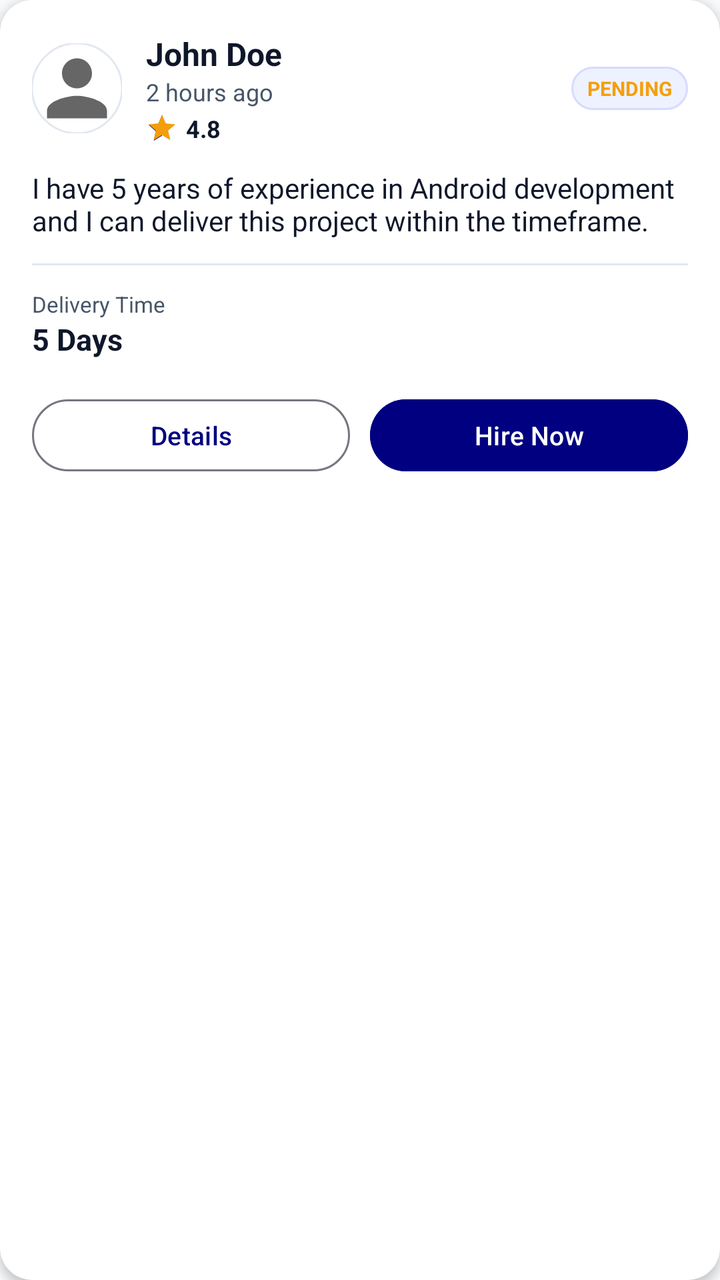
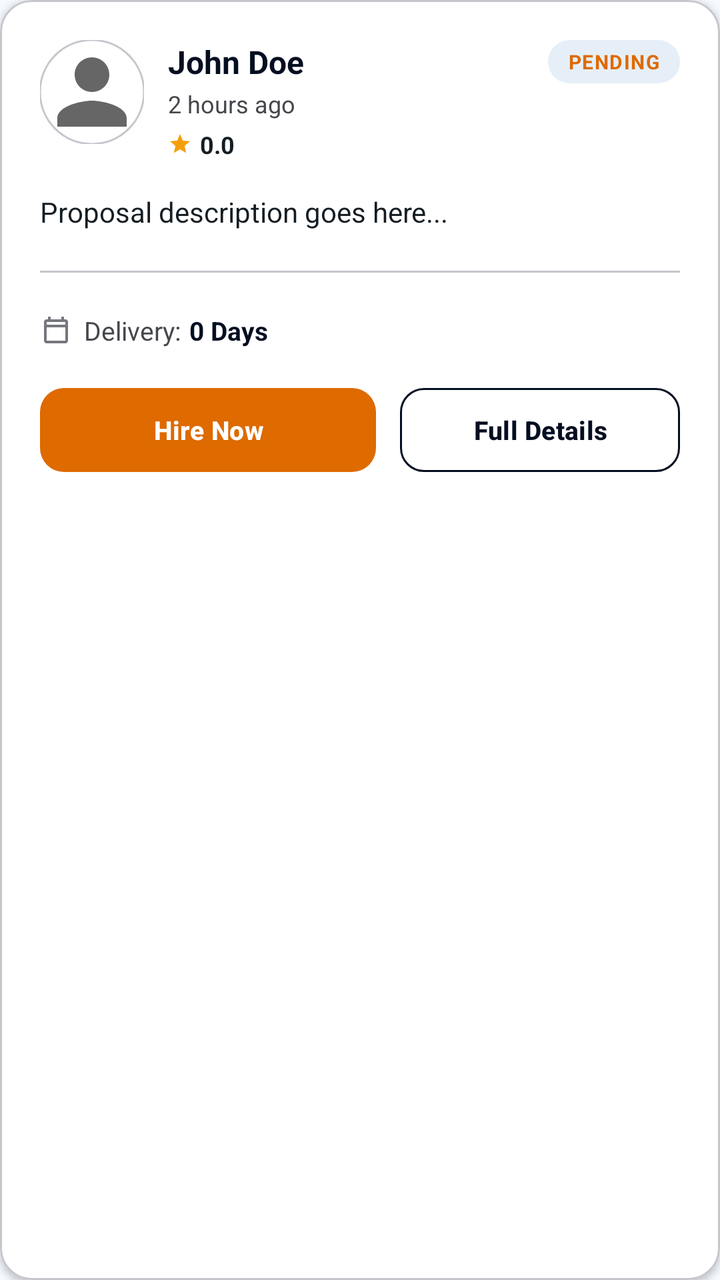

Screens rendered from an Android XML layout before and after an edit, with the pre-edit source and the edit as a unified diff.
<!-- AndroidManifest.xml: application theme Theme.MiniJobHunt -->
<!-- res/layout/item_client_proposal.xml -->
<?xml version="1.0" encoding="utf-8"?>
<androidx.cardview.widget.CardView
    xmlns:android="http://schemas.android.com/apk/res/android"
    xmlns:app="http://schemas.android.com/apk/res-auto"
    android:layout_width="match_parent"
    android:layout_height="wrap_content"
    android:layout_marginHorizontal="12dp"
    android:layout_marginVertical="8dp"
    app:cardCornerRadius="16dp"
    app:cardElevation="3dp"
    app:cardBackgroundColor="@color/surface">

    <LinearLayout
        android:layout_width="match_parent"
        android:layout_height="wrap_content"
        android:orientation="vertical"
        android:padding="16dp">

        
        <LinearLayout
            android:layout_width="match_parent"
            android:layout_height="wrap_content"
            android:orientation="horizontal"
            android:gravity="center_vertical">

            <com.google.android.material.imageview.ShapeableImageView
                android:id="@+id/imgFreelancerProfile"
                android:layout_width="45dp"
                android:layout_height="45dp"
                android:scaleType="centerCrop"
                android:src="@drawable/ic_profile"
                app:shapeAppearanceOverlay="@style/CircleImage"
                app:strokeColor="@color/divider"
                app:strokeWidth="1dp" />

            <LinearLayout
                android:layout_width="0dp"
                android:layout_height="wrap_content"
                android:layout_weight="1"
                android:orientation="vertical"
                android:layout_marginStart="12dp">

                <LinearLayout
                    android:layout_width="wrap_content"
                    android:layout_height="wrap_content"
                    android:orientation="horizontal"
                    android:gravity="center_vertical">

                    <TextView
                        android:id="@+id/txtFreelancerName"
                        android:layout_width="wrap_content"
                        android:layout_height="wrap_content"
                        android:text="John Doe"
                        android:textColor="@color/text_primary"
                        android:textStyle="bold"
                        android:textSize="16sp" />

                    <ImageView
                        android:id="@+id/imgVerifiedBadge"
                        android:layout_width="18dp"
                        android:layout_height="18dp"
                        android:layout_marginStart="6dp"
                        android:src="@drawable/ic_verified"
                        android:visibility="gone"
                        android:contentDescription="Verified"/>

                </LinearLayout>

                <TextView
                    android:id="@+id/txtProposalDate"
                    android:layout_width="wrap_content"
                    android:layout_height="wrap_content"
                    android:text="2 hours ago"
                    android:textColor="@color/text_secondary"
                    android:textSize="12sp" />

                <LinearLayout
                    android:layout_width="wrap_content"
                    android:layout_height="wrap_content"
                    android:orientation="horizontal"
                    android:gravity="center_vertical"
                    android:layout_marginTop="2dp">

                    <RatingBar
                        android:id="@+id/ratingBar"
                        style="@style/Widget.AppCompat.RatingBar.Small"
                        android:layout_width="wrap_content"
                        android:layout_height="wrap_content"
                        android:numStars="1"
                        android:rating="1"
                        android:progressTint="@color/warning"/>

                    <TextView
                        android:id="@+id/txtRating"
                        android:layout_width="wrap_content"
                        android:layout_height="wrap_content"
                        android:text="4.8"
                        android:textColor="@color/text_primary"
                        android:textStyle="bold"
                        android:textSize="12sp"
                        android:layout_marginStart="4dp"/>

                </LinearLayout>

            </LinearLayout>

            <TextView
                android:id="@+id/txtStatus"
                android:layout_width="wrap_content"
                android:layout_height="wrap_content"
                android:text="PENDING"
                android:textSize="10sp"
                android:textStyle="bold"
                android:textColor="@color/warning"
                android:paddingHorizontal="8dp"
                android:paddingVertical="4dp"
                android:background="@drawable/bg_chip" />

        </LinearLayout>

        
        <TextView
            android:id="@+id/txtDescription"
            android:layout_width="match_parent"
            android:layout_height="wrap_content"
            android:layout_marginTop="12dp"
            android:text="I have 5 years of experience in Android development and I can deliver this project within the timeframe."
            android:textColor="@color/text_primary"
            android:textSize="14sp"
            android:maxLines="3"
            android:ellipsize="end" />

        <View
            android:layout_width="match_parent"
            android:layout_height="1dp"
            android:layout_marginVertical="12dp"
            android:background="@color/divider" />

        
        <LinearLayout
            android:layout_width="match_parent"
            android:layout_height="wrap_content"
            android:orientation="horizontal">

            <LinearLayout
                android:layout_width="0dp"
                android:layout_height="wrap_content"
                android:layout_weight="1"
                android:orientation="vertical">

                <TextView
                    android:layout_width="wrap_content"
                    android:layout_height="wrap_content"
                    android:text="Delivery Time"
                    android:textColor="@color/text_secondary"
                    android:textSize="11sp" />

                <TextView
                    android:id="@+id/txtTime"
                    android:layout_width="wrap_content"
                    android:layout_height="wrap_content"
                    android:text="5 Days"
                    android:textColor="@color/text_primary"
                    android:textStyle="bold"
                    android:textSize="15sp" />

            </LinearLayout>

        </LinearLayout>

        
        <LinearLayout
            android:layout_width="match_parent"
            android:layout_height="wrap_content"
            android:layout_marginTop="16dp"
            android:orientation="horizontal">

            <Button
                android:id="@+id/btnViewDetails"
                android:layout_width="0dp"
                android:layout_height="44dp"
                android:layout_weight="1"
                android:text="Details"
                android:textAllCaps="false"
                android:textSize="13sp"
                style="?attr/materialButtonOutlinedStyle" />

            <Button
                android:id="@+id/btnHire"
                android:layout_width="0dp"
                android:layout_height="44dp"
                android:layout_weight="1"
                android:layout_marginStart="10dp"
                android:text="Hire Now"
                android:textAllCaps="false"
                android:textSize="13sp"
                android:backgroundTint="@color/primary"
                android:textColor="@android:color/white" />

        </LinearLayout>

    </LinearLayout>

</androidx.cardview.widget.CardView>
<!-- resources referenced by this layout -->
<resources>
  <color name="divider">#E2E8F0</color>
  <color name="primary">#000080</color>
  <color name="surface">#FFFFFF</color>
  <color name="text_primary">#0F172A</color>
  <color name="text_secondary">#475569</color>
  <color name="warning">#F59E0B</color>
  <!-- drawable bg_chip (drawable) -->
  <shape xmlns:android="http://schemas.android.com/apk/res/android">
      <solid android:color="#EEF2FF"/>
      <corners android:radius="50dp"/>
      <stroke
          android:width="1dp"
          android:color="#D6DBFF"/>
  </shape>
  <color name="info">#000080</color>
  <style name="Base.Theme.MiniJobHunt" parent="Theme.Material3.DayNight.NoActionBar">
          <item name="colorPrimary">@color/primary</item>
          <item name="colorOnPrimary">@color/white</item>
          <item name="colorPrimaryContainer">@color/primary_light</item>
          <item name="colorOnPrimaryContainer">@color/primary_dark</item>
  
          <item name="colorSecondary">@color/info</item>
          <item name="colorOnSecondary">@color/white</item>
  
          <item name="android:windowBackground">@color/background</item>
          <item name="android:statusBarColor">@color/background</item>
          <item name="android:windowLightStatusBar">true</item>
  
          
          <item name="textAppearanceHeadlineLarge">@style/AppText.HeadlineLarge</item>
          <item name="textAppearanceTitleMedium">@style/AppText.TitleMedium</item>
          <item name="textAppearanceBodyLarge">@style/AppText.BodyLarge</item>
      </style>
  <color name="primary_light">#E6E6FF</color>
  <color name="primary_dark">#000066</color>
  <color name="background">#F8FAFC</color>
  <style name="AppText.HeadlineLarge">
          <item name="android:textSize">30sp</item>
          <item name="android:textStyle">bold</item>
          <item name="android:textColor">@color/text_primary</item>
          <item name="android:letterSpacing">-0.02</item>
      </style>
  <!-- unchanged entries left out for length: 7 -->
</resources>

<!-- the commit's change to res/layout/item_client_proposal.xml (unified diff, before → after) -->
@@ -1,44 +1,45 @@
 <?xml version="1.0" encoding="utf-8"?>
-<androidx.cardview.widget.CardView
+<com.google.android.material.card.MaterialCardView
     xmlns:android="http://schemas.android.com/apk/res/android"
     xmlns:app="http://schemas.android.com/apk/res-auto"
+    xmlns:tools="http://schemas.android.com/tools"
     android:layout_width="match_parent"
     android:layout_height="wrap_content"
-    android:layout_marginHorizontal="12dp"
+    android:layout_marginHorizontal="16dp"
     android:layout_marginVertical="8dp"
     app:cardCornerRadius="16dp"
-    app:cardElevation="3dp"
-    app:cardBackgroundColor="@color/surface">
+    app:cardElevation="2dp"
+    app:strokeWidth="1dp"
+    app:strokeColor="@color/outline_variant"
+    app:cardBackgroundColor="@color/white">
 
     <LinearLayout
         android:layout_width="match_parent"
         android:layout_height="wrap_content"
         android:orientation="vertical"
-        android:padding="16dp">
+        android:padding="20dp">
 
         
-        <LinearLayout
-            android:layout_width="match_parent"
-            android:layout_height="wrap_content"
-            android:orientation="horizontal"
-            android:gravity="center_vertical">
+        <RelativeLayout
+            android:layout_width="match_parent"
+            android:layout_height="wrap_content">
 
             <com.google.android.material.imageview.ShapeableImageView
                 android:id="@+id/imgFreelancerProfile"
-                android:layout_width="45dp"
-                android:layout_height="45dp"
+                android:layout_width="52dp"
+                android:layout_height="52dp"
                 android:scaleType="centerCrop"
                 android:src="@drawable/ic_profile"
                 app:shapeAppearanceOverlay="@style/CircleImage"
-                app:strokeColor="@color/divider"
+                app:strokeColor="@color/outline_variant"
                 app:strokeWidth="1dp" />
 
             <LinearLayout
-                android:layout_width="0dp"
-                android:layout_height="wrap_content"
-                android:layout_weight="1"
-                android:orientation="vertical"
-                android:layout_marginStart="12dp">
+                android:layout_width="wrap_content"
+                android:layout_height="wrap_content"
+                android:layout_marginStart="12dp"
+                android:layout_toEndOf="@id/imgFreelancerProfile"
+                android:orientation="vertical">
 
                 <LinearLayout
                     android:layout_width="wrap_content"
@@ -51,18 +52,18 @@
                         android:layout_width="wrap_content"
                         android:layout_height="wrap_content"
                         android:text="John Doe"
-                        android:textColor="@color/text_primary"
+                        android:textColor="@color/primary"
                         android:textStyle="bold"
                         android:textSize="16sp" />
 
                     <ImageView
                         android:id="@+id/imgVerifiedBadge"
-                        android:layout_width="18dp"
-                        android:layout_height="18dp"
+                        android:layout_width="16dp"
+                        android:layout_height="16dp"
                         android:layout_marginStart="6dp"
                         android:src="@drawable/ic_verified"
                         android:visibility="gone"
-                        android:contentDescription="Verified"/>
+                        app:tint="@color/orange_primary" />
 
                 </LinearLayout>
 
@@ -70,6 +71,7 @@
                     android:id="@+id/txtProposalDate"
                     android:layout_width="wrap_content"
                     android:layout_height="wrap_content"
+                    android:layout_marginTop="2dp"
                     android:text="2 hours ago"
                     android:textColor="@color/text_secondary"
                     android:textSize="12sp" />
@@ -79,22 +81,19 @@
                     android:layout_height="wrap_content"
                     android:orientation="horizontal"
                     android:gravity="center_vertical"
-                    android:layout_marginTop="2dp">
-
-                    <RatingBar
-                        android:id="@+id/ratingBar"
-                        style="@style/Widget.AppCompat.RatingBar.Small"
-                        android:layout_width="wrap_content"
-                        android:layout_height="wrap_content"
-                        android:numStars="1"
-                        android:rating="1"
-                        android:progressTint="@color/warning"/>
+                    android:layout_marginTop="4dp">
+
+                    <ImageView
+                        android:layout_width="12dp"
+                        android:layout_height="12dp"
+                        android:src="@drawable/ic_star"
+                        app:tint="@color/warning" />
 
                     <TextView
                         android:id="@+id/txtRating"
                         android:layout_width="wrap_content"
                         android:layout_height="wrap_content"
-                        android:text="4.8"
+                        android:text="0.0"
                         android:textColor="@color/text_primary"
                         android:textStyle="bold"
                         android:textSize="12sp"
@@ -108,63 +107,66 @@
                 android:id="@+id/txtStatus"
                 android:layout_width="wrap_content"
                 android:layout_height="wrap_content"
+                android:layout_alignParentEnd="true"
                 android:text="PENDING"
                 android:textSize="10sp"
                 android:textStyle="bold"
-                android:textColor="@color/warning"
-                android:paddingHorizontal="8dp"
+                android:textColor="@color/orange_primary"
+                android:paddingHorizontal="10dp"
                 android:paddingVertical="4dp"
-                android:background="@drawable/bg_chip" />
-
-        </LinearLayout>
-
-        
+                android:background="@drawable/bg_chip_light"
+                android:letterSpacing="0.05" />
+
+        </RelativeLayout>
+
         <TextView
             android:id="@+id/txtDescription"
             android:layout_width="match_parent"
             android:layout_height="wrap_content"
-            android:layout_marginTop="12dp"
-            android:text="I have 5 years of experience in Android development and I can deliver this project within the timeframe."
+            android:layout_marginTop="16dp"
+            android:text="Proposal description goes here..."
             android:textColor="@color/text_primary"
             android:textSize="14sp"
             android:maxLines="3"
-            android:ellipsize="end" />
+            android:ellipsize="end"
+            android:lineHeight="20dp" />
 
         <View
             android:layout_width="match_parent"
             android:layout_height="1dp"
-            android:layout_marginVertical="12dp"
-            android:background="@color/divider" />
+            android:layout_marginVertical="20dp"
+            android:background="@color/outline_variant" />
 
         
         <LinearLayout
             android:layout_width="match_parent"
             android:layout_height="wrap_content"
-            android:orientation="horizontal">
-
-            <LinearLayout
-                android:layout_width="0dp"
-                android:layout_height="wrap_content"
-                android:layout_weight="1"
-                android:orientation="vertical">
-
-                <TextView
-                    android:layout_width="wrap_content"
-                    android:layout_height="wrap_content"
-                    android:text="Delivery Time"
-                    android:textColor="@color/text_secondary"
-                    android:textSize="11sp" />
-
-                <TextView
-                    android:id="@+id/txtTime"
-                    android:layout_width="wrap_content"
-                    android:layout_height="wrap_content"
-                    android:text="5 Days"
-                    android:textColor="@color/text_primary"
-                    android:textStyle="bold"
-                    android:textSize="15sp" />
-
-            </LinearLayout>
+            android:orientation="horizontal"
+            android:gravity="center_vertical">
+
+            <ImageView
+                android:layout_width="16dp"
+                android:layout_height="16dp"
+                android:src="@drawable/ic_calendar"
+                app:tint="@color/text_muted" />
+
+            <TextView
+                android:layout_width="wrap_content"
+                android:layout_height="wrap_content"
+                android:layout_marginStart="6dp"
+                android:text="Delivery:"
+                android:textColor="@color/text_secondary"
+                android:textSize="13sp" />
+
+            <TextView
+                android:id="@+id/txtTime"
+                android:layout_width="wrap_content"
+                android:layout_height="wrap_content"
+                android:layout_marginStart="4dp"
+                android:text="0 Days"
+                android:textColor="@color/primary"
+                android:textStyle="bold"
+                android:textSize="13sp" />
 
         </LinearLayout>
 
@@ -172,33 +174,32 @@
         <LinearLayout
             android:layout_width="match_parent"
             android:layout_height="wrap_content"
-            android:layout_marginTop="16dp"
+            android:layout_marginTop="20dp"
             android:orientation="horizontal">
 
-            <Button
-                android:id="@+id/btnViewDetails"
+            <com.google.android.material.button.MaterialButton
+                android:id="@+id/btnHire"
+                style="@style/AppButton.Accent"
                 android:layout_width="0dp"
-                android:layout_height="44dp"
-                android:layout_weight="1"
-                android:text="Details"
-                android:textAllCaps="false"
-                android:textSize="13sp"
-                style="?attr/materialButtonOutlinedStyle" />
-
-            <Button
-                android:id="@+id/btnHire"
-                android:layout_width="0dp"
-                android:layout_height="44dp"
-                android:layout_weight="1"
-                android:layout_marginStart="10dp"
+                android:layout_height="42dp"
+                android:layout_weight="1.2"
                 android:text="Hire Now"
                 android:textAllCaps="false"
-                android:textSize="13sp"
-                android:backgroundTint="@color/primary"
-                android:textColor="@android:color/white" />
+                android:textSize="13sp" />
+
+            <com.google.android.material.button.MaterialButton
+                android:id="@+id/btnViewDetails"
+                style="@style/AppButton.Ghost"
+                android:layout_width="0dp"
+                android:layout_height="42dp"
+                android:layout_weight="1"
+                android:layout_marginStart="12dp"
+                android:text="Full Details"
+                android:textAllCaps="false"
+                android:textSize="13sp" />
 
         </LinearLayout>
 
     </LinearLayout>
 
-</androidx.cardview.widget.CardView>
+</com.google.android.material.card.MaterialCardView>
<!-- resource entries referenced after the edit -->
@@ -1,27 +1,69 @@
 <!-- resources referenced by this layout -->
 <resources>
-  <color name="divider">#E2E8F0</color>
-  <color name="primary">#000080</color>
-  <color name="surface">#FFFFFF</color>
-  <color name="text_primary">#0F172A</color>
-  <color name="text_secondary">#475569</color>
-  <color name="warning">#F59E0B</color>
-  <!-- drawable bg_chip (drawable) -->
-  <shape xmlns:android="http://schemas.android.com/apk/res/android">
-      <solid android:color="#EEF2FF"/>
-      <corners android:radius="50dp"/>
-      <stroke
-          android:width="1dp"
-          android:color="#D6DBFF"/>
+  <color name="orange_primary">#de6a00</color>
+  <color name="outline_variant">#c6c6cd</color>
+  <color name="primary">#050e21</color>
+  <color name="text_muted">#76777d</color>
+  <color name="text_primary">#141d23</color>
+  <color name="text_secondary">#45474c</color>
+  <color name="warning">#f59e0b</color>
+  <!-- drawable bg_chip_light (drawable) -->
+  <?xml version="1.0" encoding="utf-8"?>
+  <shape xmlns:android="http://schemas.android.com/apk/res/android"
+      android:shape="rectangle">
+      <solid android:color="@color/surface_container" />
+      <corners android:radius="999dp" />
   </shape>
-  <color name="info">#000080</color>
+  <!-- drawable ic_calendar (drawable) -->
+  <vector xmlns:android="http://schemas.android.com/apk/res/android"
+      android:width="24dp"
+      android:height="24dp"
+      android:viewportWidth="24"
+      android:viewportHeight="24">
+      <path
+          android:fillColor="@color/text_secondary"
+          android:pathData="M19,4h-1V2h-2v2H8V2H6v2H5c-1.11,0 -1.99,0.9 -1.99,2L3,20c0,1.1 0.89,2 2,2h14c1.1,0 2,-0.9 2,-2V6c0,-1.1 -0.9,-2 -2,-2zm0,16H5V10h14v10zm0,-12H5V6h14v2z"/>
+  </vector>
+  <!-- drawable ic_star (drawable) -->
+  <vector xmlns:android="http://schemas.android.com/apk/res/android"
+      android:width="24dp"
+      android:height="24dp"
+      android:viewportWidth="24"
+      android:viewportHeight="24">
+      <path
+          android:fillColor="@color/warning"
+          android:pathData="M12,17.27L18.18,21l-1.64,-7.03L22,9.24l-7.19,-0.61L12,2 9.19,8.63 2,9.24l5.46,4.73L5.82,21z"/>
+  </vector>
+  <style name="AppButton.Accent" parent="Widget.Material3.Button">
+          <item name="backgroundTint">@color/orange_primary</item>
+          <item name="android:textColor">@color/white</item>
+          <item name="shapeAppearance">@style/ShapeAppearance.App.Medium</item>
+          <item name="android:insetTop">0dp</item>
+          <item name="android:insetBottom">0dp</item>
+          <item name="android:letterSpacing">0.01</item>
+          <item name="android:textStyle">bold</item>
+      </style>
+  <style name="AppButton.Ghost" parent="Widget.Material3.Button.OutlinedButton">
+          <item name="android:textColor">@color/primary</item>
+          <item name="strokeColor">@color/primary</item>
+          <item name="strokeWidth">1dp</item>
+          <item name="shapeAppearance">@style/ShapeAppearance.App.Medium</item>
+          <item name="android:insetTop">0dp</item>
+          <item name="android:insetBottom">0dp</item>
+          <item name="android:textStyle">bold</item>
+      </style>
+  <color name="surface_container">#e6eff8</color>
+  <color name="info">#050e21</color>
+  <style name="ShapeAppearance.App.Medium" parent="ShapeAppearance.Material3.MediumComponent">
+          <item name="cornerSize">12dp</item>
+      </style>
   <style name="Base.Theme.MiniJobHunt" parent="Theme.Material3.DayNight.NoActionBar">
           <item name="colorPrimary">@color/primary</item>
           <item name="colorOnPrimary">@color/white</item>
-          <item name="colorPrimaryContainer">@color/primary_light</item>
-          <item name="colorOnPrimaryContainer">@color/primary_dark</item>
+          <item name="colorPrimaryContainer">@color/primary_container</item>
+          <item name="colorOnPrimaryContainer">@color/on_primary_container</item>
   
-          <item name="colorSecondary">@color/info</item>
+          <item name="colorSecondary">@color/secondary</item>
           <item name="colorOnSecondary">@color/white</item>
   
           <item name="android:windowBackground">@color/background</item>
@@ -32,16 +74,24 @@
           <item name="textAppearanceHeadlineLarge">@style/AppText.HeadlineLarge</item>
           <item name="textAppearanceTitleMedium">@style/AppText.TitleMedium</item>
           <item name="textAppearanceBodyLarge">@style/AppText.BodyLarge</item>
+          <item name="textAppearanceLabelMedium">@style/AppText.LabelMedium</item>
       </style>
-  <color name="primary_light">#E6E6FF</color>
-  <color name="primary_dark">#000066</color>
-  <color name="background">#F8FAFC</color>
+  <color name="primary_container">#1b2437</color>
+  <color name="on_primary_container">#828ba2</color>
+  <color name="secondary">#5c5f60</color>
+  <color name="background">#f6faff</color>
   <style name="AppText.HeadlineLarge">
-          <item name="android:textSize">30sp</item>
+          <item name="android:textSize">24sp</item>
           <item name="android:textStyle">bold</item>
           <item name="android:textColor">@color/text_primary</item>
           <item name="android:letterSpacing">-0.02</item>
       </style>
+  <style name="AppText.LabelMedium">
+          <item name="android:textSize">12sp</item>
+          <item name="android:textStyle">bold</item>
+          <item name="android:textColor">@color/text_muted</item>
+          <item name="android:letterSpacing">0.01</item>
+      </style>
   <!-- unchanged entries left out for length: 7 -->
 </resources>
 
